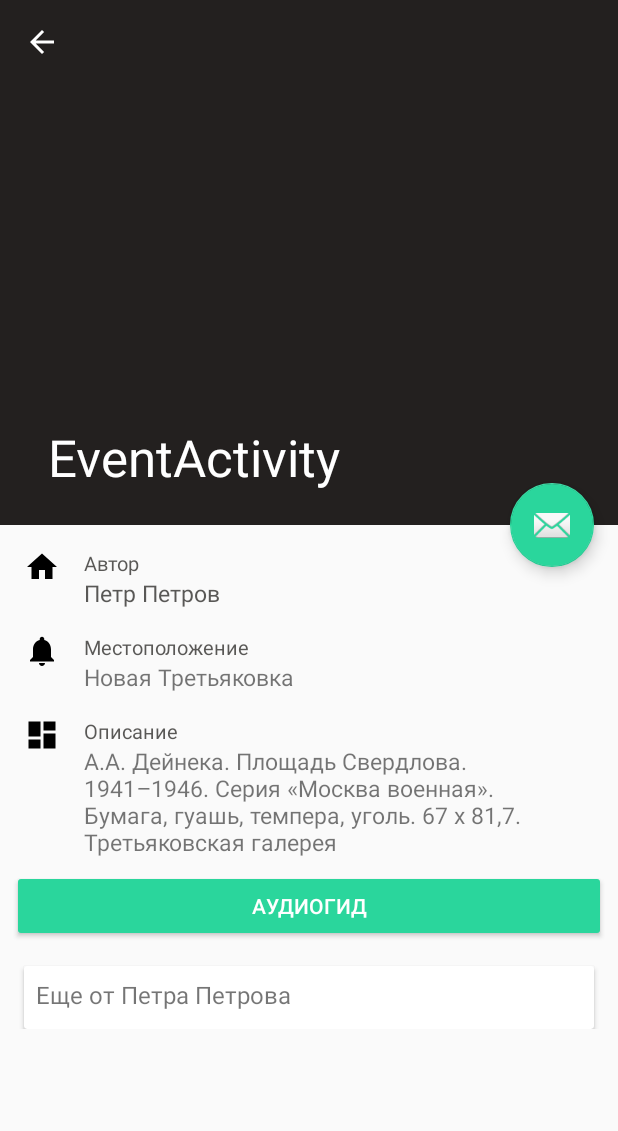
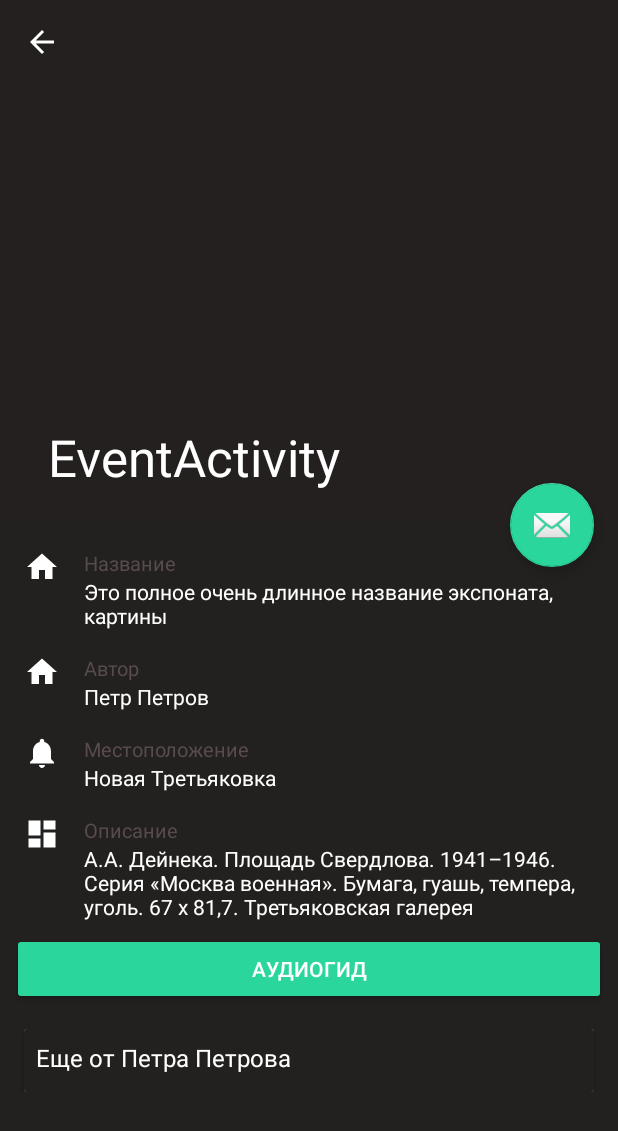
Before and after one commit to bagrusss/vk_hack, an Android app: the DetailsActivity screen opened directly, with no data from a screen before it, on a phone screen of 412 x 824 dp. Shown: the top 1131 px of the screen. Run offline under Robolectric (Android 15) with nearby library versions, the phone set to English and light mode, and no system bars; our stand-ins replace data binding; 3 statements that could not run were skipped.

Commit message:
details ui ready

```diff
--- a/android/app/src/main/res/layout/activity_event.xml
+++ b/android/app/src/main/res/layout/activity_event.xml
@@ -7,6 +7,7 @@
         android:layout_width="match_parent"
         android:layout_height="match_parent"
         android:fitsSystemWindows="true"
+        android:background="@color/black_background"
         tools:context="ru.vk_hack.museumguide.presentation.details.DetailsActivity">
 
         <android.support.design.widget.AppBarLayout
--- a/android/app/src/main/res/layout/content_event.xml
+++ b/android/app/src/main/res/layout/content_event.xml
@@ -27,13 +27,52 @@
             app:layout_constraintTop_toBottomOf="@+id/description_layout" />
 
         <ImageView
-            android:id="@+id/author_image"
+            android:id="@+id/full_title"
             android:layout_width="wrap_content"
             android:layout_height="wrap_content"
             android:layout_marginStart="16dp"
             android:layout_marginTop="16dp"
+            android:tint="@android:color/white"
             app:layout_constraintStart_toStartOf="parent"
             app:layout_constraintTop_toTopOf="parent"
+            app:srcCompat="@drawable/ic_home_black_24dp" />
+
+        <LinearLayout
+            android:id="@+id/full_title_layout"
+            android:layout_width="0dp"
+            android:layout_height="wrap_content"
+            android:layout_marginBottom="8dp"
+            android:layout_marginEnd="16dp"
+            android:layout_marginStart="16dp"
+            android:orientation="vertical"
+            app:layout_constraintBottom_toBottomOf="@+id/full_title"
+            app:layout_constraintEnd_toEndOf="parent"
+            app:layout_constraintStart_toEndOf="@+id/full_title"
+            app:layout_constraintTop_toTopOf="@+id/full_title"
+            app:layout_constraintVertical_bias="0.0">
+
+            <TextView
+                android:layout_width="match_parent"
+                android:layout_height="wrap_content"
+                android:text="Название"
+                android:textColor="@color/text_secondary"
+                android:textSize="13sp" />
+
+            <TextView
+                android:layout_width="match_parent"
+                android:layout_height="wrap_content"
+                android:text="Это полное очень длинное название экспоната, картины"
+                android:textColor="@android:color/white" />
+        </LinearLayout>
+
+        <ImageView
+            android:id="@+id/author_image"
+            android:layout_width="wrap_content"
+            android:layout_height="wrap_content"
+            android:layout_marginTop="16dp"
+            android:tint="@android:color/white"
+            app:layout_constraintStart_toStartOf="@+id/full_title"
+            app:layout_constraintTop_toBottomOf="@+id/full_title_layout"
             app:srcCompat="@drawable/ic_home_black_24dp" />
 
         <LinearLayout
@@ -54,15 +93,14 @@
                 android:layout_width="match_parent"
                 android:layout_height="wrap_content"
                 android:text="Автор"
-                android:textColor="@color/black_title"
+                android:textColor="@color/text_secondary"
                 android:textSize="13sp" />
 
             <TextView
                 android:layout_width="match_parent"
                 android:layout_height="wrap_content"
                 android:text="Петр Петров"
-                android:textColor="@color/black_title"
-                android:textSize="15sp" />
+                android:textColor="@android:color/white" />
         </LinearLayout>
 
         <ImageView
@@ -70,6 +108,7 @@
             android:layout_width="wrap_content"
             android:layout_height="wrap_content"
             android:layout_marginTop="16dp"
+            android:tint="@android:color/white"
             app:layout_constraintStart_toStartOf="@+id/author_image"
             app:layout_constraintTop_toBottomOf="@+id/author_layout"
             app:srcCompat="@drawable/ic_notifications_black_24dp" />
@@ -92,14 +131,14 @@
                 android:layout_width="match_parent"
                 android:layout_height="wrap_content"
                 android:text="Местоположение"
-                android:textColor="@color/black_title"
+                android:textColor="@color/text_secondary"
                 android:textSize="13sp" />
 
             <TextView
                 android:layout_width="match_parent"
                 android:layout_height="wrap_content"
                 android:text="Новая Третьяковка"
-                android:textSize="15sp" />
+                android:textColor="@android:color/white" />
         </LinearLayout>
 
         <ImageView
@@ -107,6 +146,7 @@
             android:layout_width="wrap_content"
             android:layout_height="wrap_content"
             android:layout_marginTop="16dp"
+            android:tint="@android:color/white"
             app:layout_constraintStart_toStartOf="@+id/location_image"
             app:layout_constraintTop_toBottomOf="@+id/location_layout"
             app:srcCompat="@drawable/ic_dashboard_black_24dp" />
@@ -129,14 +169,14 @@
                 android:layout_width="match_parent"
                 android:layout_height="wrap_content"
                 android:text="Описание"
-                android:textColor="@color/black_title"
+                android:textColor="@color/text_secondary"
                 android:textSize="13sp" />
 
             <TextView
                 android:layout_width="match_parent"
                 android:layout_height="wrap_content"
                 android:text="А.А. Дейнека. Площадь Свердлова. 1941–1946. Серия «Москва военная». Бумага, гуашь, темпера, уголь. 67 х 81,7. Третьяковская галерея"
-                android:textSize="15sp" />
+                android:textColor="@android:color/white" />
         </LinearLayout>
 
         <android.support.v7.widget.CardView
@@ -153,13 +193,15 @@
             <LinearLayout
                 android:layout_width="match_parent"
                 android:layout_height="wrap_content"
-                android:layout_margin="8dp"
-                android:orientation="vertical">
+                android:background="@color/black_background"
+                android:orientation="vertical"
+                android:padding="8dp">
 
                 <TextView
                     android:layout_width="match_parent"
                     android:layout_height="wrap_content"
                     android:text="Еще от Петра Петрова"
+                    android:textColor="@android:color/white"
                     android:textSize="16sp" />
 
                 <android.support.v7.widget.RecyclerView
--- a/android/app/src/main/res/layout/details_item.xml
+++ b/android/app/src/main/res/layout/details_item.xml
@@ -34,6 +34,7 @@
             android:gravity="left"
             android:maxLines="2"
             android:text="@{data.title}"
+            android:textColor="@android:color/white"
             android:textSize="14sp"
             app:layout_constraintEnd_toEndOf="@+id/imageView"
             app:layout_constraintStart_toStartOf="@+id/imageView"
```
Also changed, not shown: android/app/src/main/res/layout/event_content.xml (+37 -1 lines).
